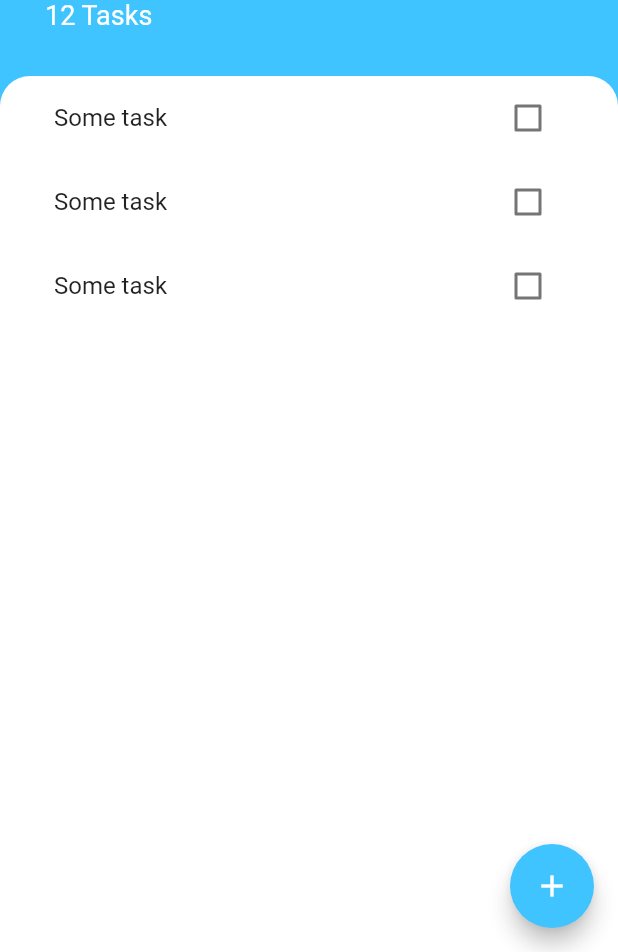
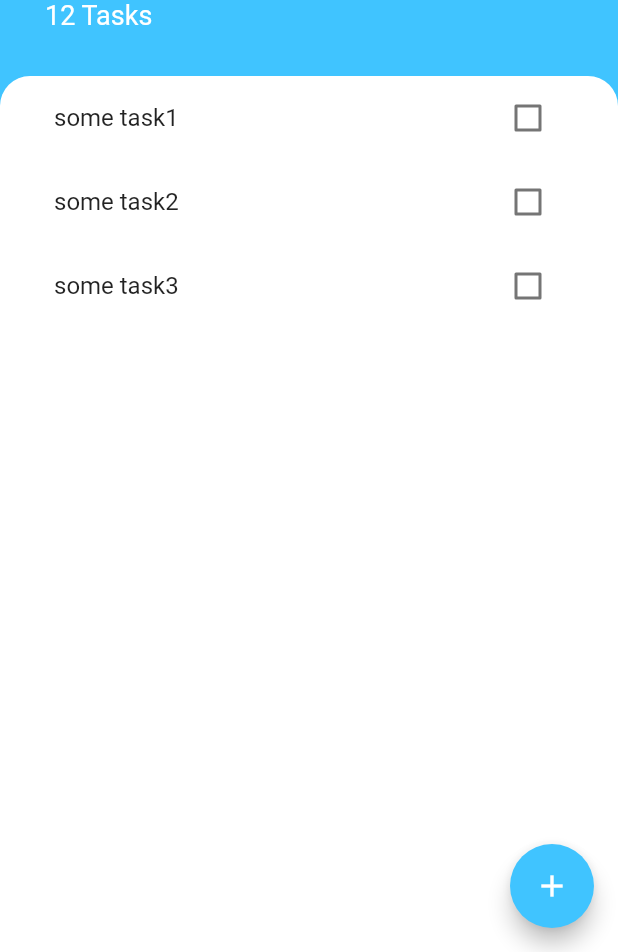
Before and after one commit to rhromets/todoey_fl, a Flutter app: the screen it shows after launch, on a phone screen of 412 x 824 dp, the part 284-1236 px from its top. Run offline on Flutter 3.47's test engine with Material 2 defaults, Android fonts, the phone set to English and light mode, and no system bars.

Commit message:
Fix ListView

```diff
--- /dev/null
+++ b/lib/models/task.dart
@@ -0,0 +1,10 @@
+class Task {
+  final String name;
+  bool isDone;
+
+  Task({required this.name, this.isDone = false});
+
+  void toggleDone() {
+    isDone = !isDone;
+  }
+}
--- a/lib/screens/add_task_screen.dart
+++ b/lib/screens/add_task_screen.dart
@@ -37,6 +37,7 @@ class AddTaskScreen extends StatelessWidget {
               TextField(
                 autofocus: true,
                 textAlign: TextAlign.center,
+                style: TextStyle(fontSize: 20.0),
               ),
               SizedBox(
                 height: 25.0,
--- a/lib/screens/task_screen.dart
+++ b/lib/screens/task_screen.dart
@@ -68,7 +68,7 @@ class TaskScreen extends StatelessWidget {
                   topLeft: Radius.circular(20.0),
                 ),
               ),
-              child: TaskList(),
+              child: TasksList(),
             ),
           )
         ],
--- a/lib/widgets/task_tile.dart
+++ b/lib/widgets/task_tile.dart
@@ -1,24 +1,27 @@
 import 'package:flutter/material.dart';
 
-class TaskTile extends StatefulWidget {
-  @override
-  _TaskTileState createState() => _TaskTileState();
-}
+class TaskTile extends StatelessWidget {
+  final bool isChecked;
+  final String taskTitle;
+  final Function(bool?) checkboxCallback;
 
-class _TaskTileState extends State<TaskTile> {
-  bool _isChecked = false;
+  TaskTile(
+      {this.isChecked = false,
+      this.taskTitle = 'Task',
+      required this.checkboxCallback});
 
   @override
   Widget build(BuildContext context) {
     return ListTile(
-      title: Text('Some task'),
+      title: Text(
+        taskTitle,
+        style: TextStyle(
+            decoration: isChecked ? TextDecoration.lineThrough : null),
+      ),
       trailing: Checkbox(
-        value: _isChecked,
-        onChanged: (bool? value) {
-          setState(() {
-            _isChecked = value!;
-          });
-        },
+        value: isChecked,
+        activeColor: Colors.lightBlueAccent,
+        onChanged: checkboxCallback,
       ),
     );
   }
--- a/lib/widgets/tasks_list.dart
+++ b/lib/widgets/tasks_list.dart
@@ -1,15 +1,33 @@
 import 'package:flutter/material.dart';
 import 'task_tile.dart';
+import 'package:todoey_flutter/models/task.dart';
 
-class TaskList extends StatelessWidget {
+class TasksList extends StatefulWidget {
+  @override
+  _TasksListState createState() => _TasksListState();
+}
+
+class _TasksListState extends State<TasksList> {
+  List<Task> tasks = [
+    Task(name: 'some task1'),
+    Task(name: 'some task2'),
+    Task(name: 'some task3'),
+  ];
+
   @override
   Widget build(BuildContext context) {
-    return ListView(
-      children: [
-        TaskTile(),
-        TaskTile(),
-        TaskTile(),
-      ],
+    return ListView.builder(
+      itemBuilder: (context, index) {
+        return TaskTile(
+            isChecked: tasks[index].isDone,
+            taskTitle: tasks[index].name,
+            checkboxCallback: (checkboxState) {
+              setState(() {
+                tasks[index].toggleDone();
+              });
+            });
+      },
+      itemCount: tasks.length,
     );
   }
 }
```
